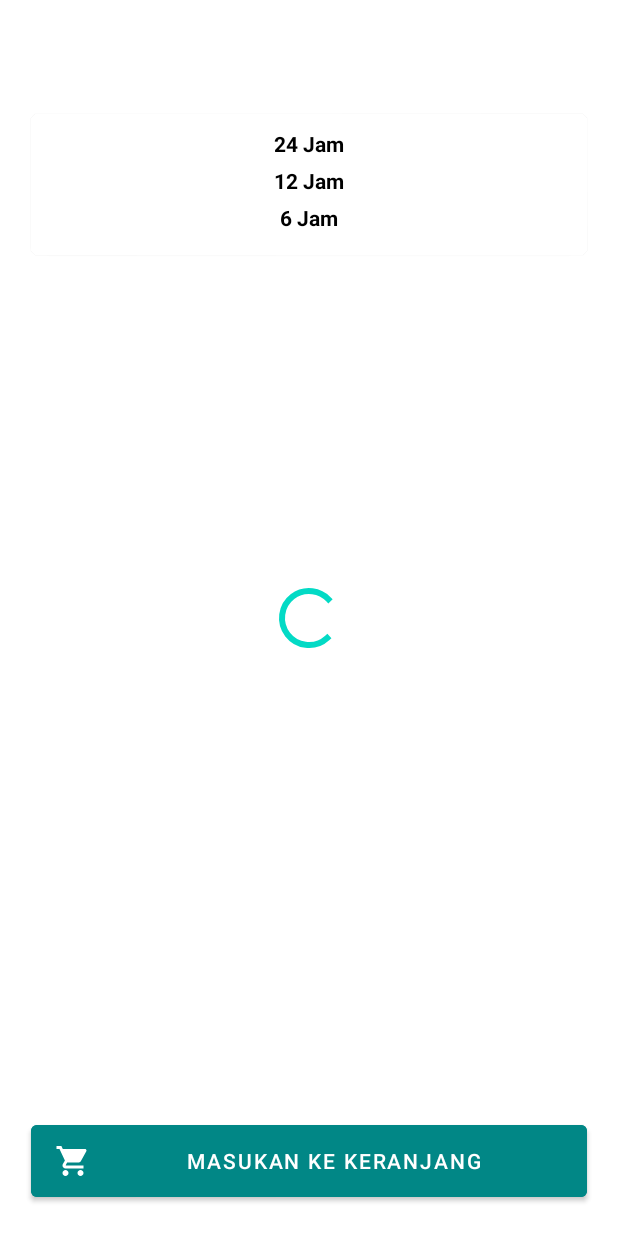
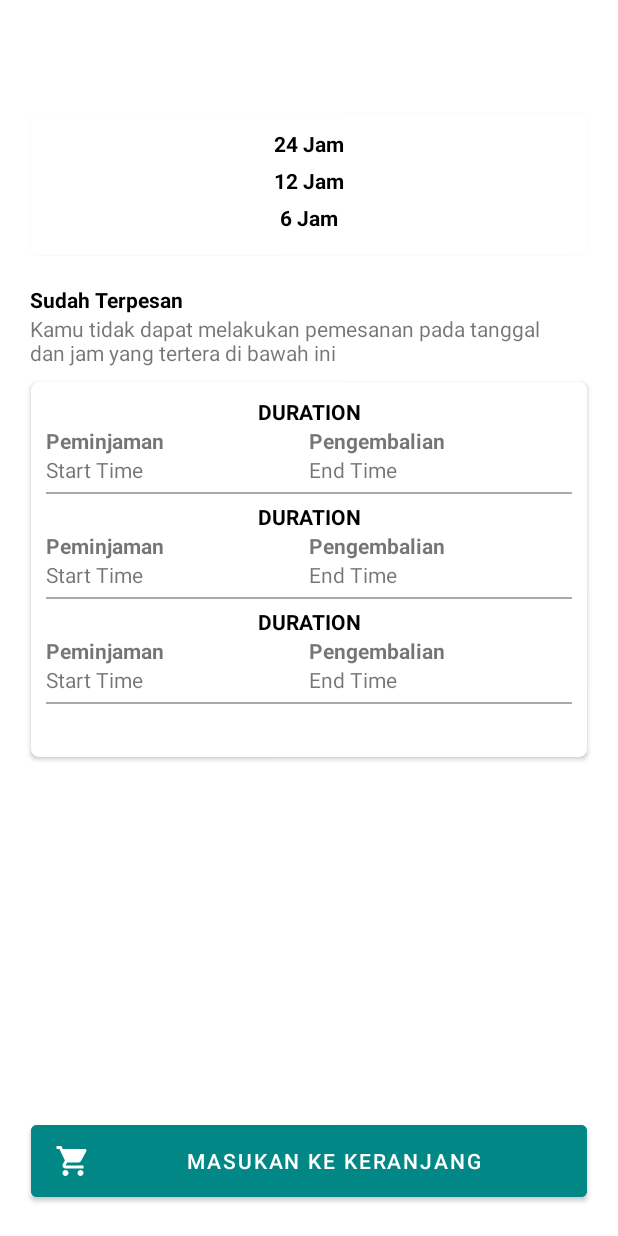
Before and after one commit to yogaiw/rental-kamera-android, an Android app: the layout activity_detail.xml on its own in the app's theme, with its tools: preview values and no code run, on a phone screen of 412 x 824 dp. Run offline under Robolectric (Android 15) with nearby library versions, the phone set to English and light mode, and no system bars.

Commit message:
success: show booked list

```diff
--- a/app/src/main/java/com/hureyo/rentalkameramobile/DetailActivity.kt
+++ b/app/src/main/java/com/hureyo/rentalkameramobile/DetailActivity.kt
@@ -4,7 +4,10 @@ import androidx.appcompat.app.AppCompatActivity
 import android.os.Bundle
 import android.view.View
 import android.widget.Toast
+import androidx.recyclerview.widget.LinearLayoutManager
+import com.hureyo.rentalkameramobile.adapters.BookedListAdapter
 import com.hureyo.rentalkameramobile.helper.toRupiah
+import com.hureyo.rentalkameramobile.models.Booked
 import com.hureyo.rentalkameramobile.models.DetailResponse
 import kotlinx.android.synthetic.main.activity_detail.*
 import retrofit2.Call
@@ -12,11 +15,18 @@ import retrofit2.Callback
 import retrofit2.Response
 
 class DetailActivity : AppCompatActivity() {
+
+    private val bookedList = ArrayList<Booked>()
+
     override fun onCreate(savedInstanceState: Bundle?) {
         super.onCreate(savedInstanceState)
         setContentView(R.layout.activity_detail)
 
         val idAlat = intent.extras?.get("ALAT_ID") as Int
+        rv_booked.setHasFixedSize(true)
+        rv_booked.layoutManager = LinearLayoutManager(this)
+
+        pb_detail.visibility + View.VISIBLE
 
         RetrofitClient.instance.getDetailAlat(idAlat).enqueue(object : Callback<DetailResponse> {
             override fun onResponse(
@@ -24,14 +34,18 @@ class DetailActivity : AppCompatActivity() {
                 response: Response<DetailResponse>
             ) {
                 val detail = response.body()?.data
+                val booked = response.body()?.booked
 
                 tv_detail_nama_alat.text = detail?.nama_alat
                 tv_harga24_detail.text = detail?.harga24?.toRupiah()
                 tv_harga12_detail.text = detail?.harga12?.toRupiah()
                 tv_harga6_detail.text = detail?.harga6?.toRupiah()
 
+                booked?.let { bookedList.addAll(it) }
+
+                val adapter = BookedListAdapter(this@DetailActivity, bookedList)
+                rv_booked.adapter = adapter
                 pb_detail.visibility = View.GONE
-
             }
 
             override fun onFailure(call: Call<DetailResponse>, t: Throwable) {
--- /dev/null
+++ b/app/src/main/java/com/hureyo/rentalkameramobile/adapters/BookedListAdapter.kt
@@ -0,0 +1,36 @@
+package com.hureyo.rentalkameramobile.adapters
+
+import android.annotation.SuppressLint
+import android.content.Context
+import android.view.LayoutInflater
+import android.view.View
+import android.view.ViewGroup
+import androidx.recyclerview.widget.RecyclerView
+import com.hureyo.rentalkameramobile.R
+import com.hureyo.rentalkameramobile.helper.toHumenDate
+import com.hureyo.rentalkameramobile.models.Booked
+import kotlinx.android.synthetic.main.item_booked.view.*
+
+class BookedListAdapter(private val context: Context, private val list: ArrayList<Booked>) : RecyclerView.Adapter<BookedListAdapter.BookedListViewHolder>() {
+    inner class BookedListViewHolder(itemView: View) : RecyclerView.ViewHolder(itemView) {
+        @SuppressLint("SetTextI18n")
+        fun bind(booked : Booked) {
+            with(itemView) {
+                tv_duration.text = booked.durasi.toString() + " Jam"
+                tv_start.text = booked.start.toHumenDate()
+                tv_end.text = booked.end.toHumenDate()
+            }
+        }
+    }
+
+    override fun onCreateViewHolder(parent: ViewGroup, viewType: Int): BookedListViewHolder {
+        val view = LayoutInflater.from(parent.context).inflate(R.layout.item_booked, parent, false)
+        return BookedListViewHolder(view)
+    }
+
+    override fun onBindViewHolder(holder: BookedListViewHolder, position: Int) {
+        holder.bind(list[position])
+    }
+
+    override fun getItemCount(): Int = list.size
+}
--- a/app/src/main/java/com/hureyo/rentalkameramobile/helper/Helper.kt
+++ b/app/src/main/java/com/hureyo/rentalkameramobile/helper/Helper.kt
@@ -1,6 +1,8 @@
 package com.hureyo.rentalkameramobile.helper
 
+import android.annotation.SuppressLint
 import java.text.NumberFormat
+import java.text.SimpleDateFormat
 import java.util.*
 
 fun Int.toRupiah() : String {
@@ -8,3 +10,10 @@ fun Int.toRupiah() : String {
     val formatter = NumberFormat.getCurrencyInstance(locale)
     return formatter.format(this)
 }
+
+@SuppressLint("SimpleDateFormat")
+fun String.toHumenDate() : String {
+    var parser = SimpleDateFormat("yyyy-MM-dd HH:mm:ss")
+    var formatter = SimpleDateFormat("E, dd MMMM yyyy HH:mm")
+    return formatter.format(parser.parse(this))
+}
--- a/app/src/main/java/com/hureyo/rentalkameramobile/models/Booked.kt
+++ b/app/src/main/java/com/hureyo/rentalkameramobile/models/Booked.kt
@@ -2,5 +2,6 @@ package com.hureyo.rentalkameramobile.models
 
 data class Booked(
     val start: String,
-    val end: String
+    val end: String,
+    val durasi: Int
 )
--- a/app/src/main/res/layout/activity_detail.xml
+++ b/app/src/main/res/layout/activity_detail.xml
@@ -90,6 +90,43 @@
         </LinearLayout>
     </androidx.cardview.widget.CardView>
 
+    <TextView
+        android:id="@+id/tv_booked"
+        android:layout_width="wrap_content"
+        android:layout_height="wrap_content"
+        android:textStyle="bold"
+        android:layout_marginTop="20sp"
+        android:textColor="@color/black"
+        android:text="Sudah Terpesan"
+        app:layout_constraintStart_toStartOf="@id/tv_detail_nama_alat"
+        app:layout_constraintTop_toBottomOf="@id/cv_harga"/>
+    <TextView
+        android:id="@+id/tv_hint_booked"
+        android:layout_width="wrap_content"
+        android:layout_height="wrap_content"
+        android:text="Kamu tidak dapat melakukan pemesanan pada tanggal\ndan jam yang tertera di bawah ini"
+        app:layout_constraintStart_toStartOf="@id/tv_detail_nama_alat"
+        app:layout_constraintTop_toBottomOf="@id/tv_booked"/>
+    <androidx.cardview.widget.CardView
+        android:id="@+id/cv_booked"
+        android:layout_width="0dp"
+        android:layout_height="250sp"
+        android:layout_marginTop="10sp"
+        app:layout_constraintWidth_percent="0.9"
+        app:layout_constraintStart_toStartOf="parent"
+        app:layout_constraintEnd_toEndOf="parent"
+        app:layout_constraintTop_toBottomOf="@id/tv_hint_booked"
+        android:orientation="vertical"
+        app:cardCornerRadius="5sp"
+        android:elevation="60sp">
+        <androidx.recyclerview.widget.RecyclerView
+            android:id="@+id/rv_booked"
+            android:padding="10sp"
+            android:layout_width="match_parent"
+            android:layout_height="match_parent"
+            tools:listitem="@layout/item_booked"/>
+    </androidx.cardview.widget.CardView>
+
     <Button
         android:layout_width="0dp"
         android:layout_height="60sp"
--- /dev/null
+++ b/app/src/main/res/layout/item_booked.xml
@@ -0,0 +1,53 @@
+<?xml version="1.0" encoding="utf-8"?>
+<LinearLayout xmlns:android="http://schemas.android.com/apk/res/android"
+    android:layout_width="match_parent"
+    android:layout_height="wrap_content"
+    android:orientation="vertical">
+    <TextView
+        android:id="@+id/tv_duration"
+        android:layout_width="match_parent"
+        android:layout_height="wrap_content"
+        android:textAlignment="center"
+        android:text="DURATION"
+        android:textStyle="bold"
+        android:textColor="@color/black"/>
+    <LinearLayout
+        android:layout_width="match_parent"
+        android:layout_height="wrap_content"
+        android:orientation="horizontal">
+        <TextView
+            android:layout_width="match_parent"
+            android:layout_height="wrap_content"
+            android:textStyle="bold"
+            android:layout_weight="1"
+            android:text="Peminjaman"/>
+        <TextView
+            android:layout_width="match_parent"
+            android:layout_height="wrap_content"
+            android:textStyle="bold"
+            android:layout_weight="1"
+            android:text="Pengembalian"/>
+    </LinearLayout>
+    <LinearLayout
+        android:layout_width="match_parent"
+        android:layout_height="wrap_content"
+        android:orientation="horizontal">
+        <TextView
+            android:id="@+id/tv_start"
+            android:layout_width="match_parent"
+            android:layout_height="wrap_content"
+            android:layout_weight="1"
+            android:text="Start Time"/>
+        <TextView
+            android:id="@+id/tv_end"
+            android:layout_width="match_parent"
+            android:layout_height="wrap_content"
+            android:layout_weight="1"
+            android:text="End Time"/>
+    </LinearLayout>
+    <View
+        android:layout_width="match_parent"
+        android:layout_height="1dp"
+        android:layout_marginVertical="5sp"
+        android:background="@android:color/darker_gray"/>
+</LinearLayout>
```
